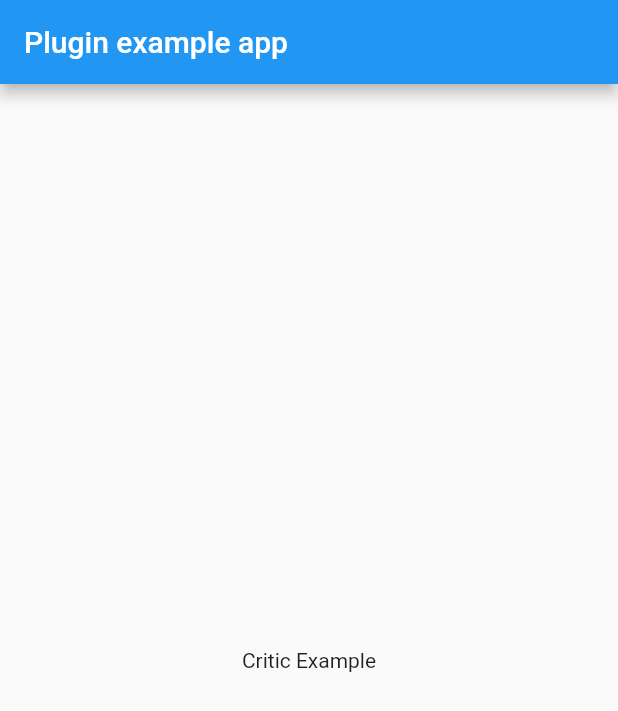
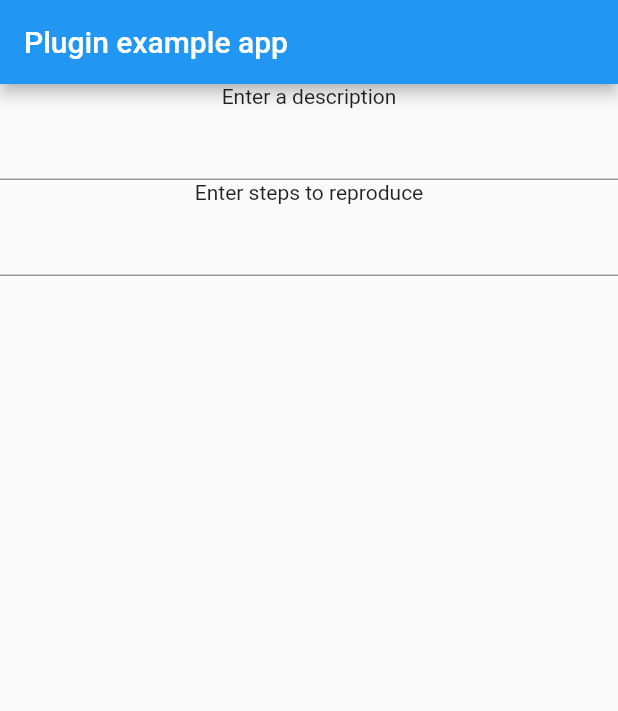
Before and after one commit to twinsunllc/critic_flutter, a Flutter app: the screen it shows after launch, on a phone screen of 412 x 824 dp. Shown: the top 711 px of the screen. Run offline on Flutter 3.47's test engine with Material 2 defaults, Android fonts, the phone set to English and light mode, and no system bars; our stand-ins replace device_info, package_info.

Commit message:
updating example

```diff
--- a/example/lib/main.dart
+++ b/example/lib/main.dart
@@ -2,6 +2,7 @@ import 'package:flutter/material.dart';
 import 'dart:async';
 
 import 'package:inventiv_critic_flutter/critic.dart';
+import 'package:inventiv_critic_flutter/modal/bug_report.dart';
 
 void main() => runApp(MyApp());
 
@@ -11,6 +12,54 @@ class MyApp extends StatefulWidget {
 }
 
 class _MyAppState extends State<MyApp> {
+  TextEditingController _descriptionController = new TextEditingController(),
+      _reproduceController = new TextEditingController();
+
+  @override
+  void initState() {
+    Critic().initialize('gJ44GxttrahyVBFs4k3jb8T1');
+    super.initState();
+  }
+
+  void _submitReport() {
+    BugReport report = BugReport.create(
+        description: _descriptionController.text,
+        stepsToReproduce: _reproduceController.text);
+    Critic().submitReport(report).then((BugReport successfulReport) {
+      _showPopupSuccess(successfulReport.description, successfulReport.stepsToReproduce);
+    }).catchError(
+      (Object error){
+        print(error.toString());
+      }
+    );
+  }
+
+  void _showPopupSuccess(String desc, String steps) {
+    showDialog<void>(
+        context: context,
+        barrierDismissible: false, // user must tap button!
+        builder: (BuildContext context) {
+          return AlertDialog(
+            title: Text('Success!'),
+            content: SingleChildScrollView(
+              child: ListBody(
+                children: <Widget>[
+                  Text(desc),
+                  Text(steps),
+                ],
+              ),
+            ),
+            actions: <Widget>[
+              FlatButton(
+                child: Text('Cool'),
+                onPressed: () {
+                  Navigator.of(context).pop();
+                },
+              ),
+            ],
+          );
+        });
+  }
 
   @override
   Widget build(BuildContext context) {
@@ -19,8 +68,20 @@ class _MyAppState extends State<MyApp> {
         appBar: AppBar(
           title: const Text('Plugin example app'),
         ),
-        body: Center(
-          child: Text('Critic Example'),
+        body: Column(
+          children: <Widget>[
+            Text('Enter a description'),
+            TextField(
+              controller: _descriptionController,
+            ),
+            Text('Enter steps to reproduce'),
+            TextField(
+              controller: _reproduceController,
+            ),
+            MaterialButton(
+              onPressed: _submitReport,
+            ),
+          ],
         ),
       ),
     );
--- a/lib/api.dart
+++ b/lib/api.dart
@@ -10,9 +10,9 @@ import 'package:inventiv_critic_flutter/modal/report_request_modal.dart';
 final String _apiUrl = ' https://critic.inventiv.io/api/v2';
 
 class Api {
-  static Future<PingResponse> ping(PingRequest report) async {
+  static Future<AppInstall> ping(PingRequest report) async {
     return await http.post('$_apiUrl/ping', body: json.encode(report), headers: { HttpHeaders.contentTypeHeader: 'application/json' })
-      .then((response) => PingResponse.fromJson(json.decode(response.body)));
+      .then((response) => AppInstall.fromJson(json.decode(response.body)));
   }
 
   static Future<BugReport> submitReport(BugReportRequest report) async {
--- a/lib/critic.dart
+++ b/lib/critic.dart
@@ -46,7 +46,7 @@ class Critic {
 
     App appData = await _createAppData();
     Device deviceData = await _createDeviceData();
-    PingResponse response = await Api.ping(PingRequest(apiToken: _apiToken, app: appData, device: deviceData)).catchError(
+    AppInstall response = await Api.ping(PingRequest(apiToken: _apiToken, app: appData, device: deviceData)).catchError(
       (Object error){
         print('Ping to critic failed: ' + error.toString());
         return false;
@@ -60,6 +60,7 @@ class Critic {
     assert(_apiToken != null, 'The API Token must be initialized using the initialize(String) call.');
     assert(_appId != null, 'The App ID must be initialized. Make sure to call initialize(String). If you have done this, please check the logs to see why it failed.');
     BugReportRequest requestData = BugReportRequest(
+      appInstall: AppInstall(id: _appId),
       apiToken: _apiToken,
       report: report,
     );
--- a/lib/modal/ping_response.dart
+++ b/lib/modal/ping_response.dart
@@ -1,11 +1,11 @@
-class PingResponse{
+class AppInstall{
   int id;
 
-  PingResponse({this.id});
+  AppInstall({this.id});
 
-  factory PingResponse.fromJson(Map<String,dynamic> jsonBody){
+  factory AppInstall.fromJson(Map<String,dynamic> jsonBody){
     Map<String,dynamic> json = jsonBody['app_install'];
-    return PingResponse(
+    return AppInstall(
       id: json['id'],
     );
   }
--- a/lib/modal/report_request_modal.dart
+++ b/lib/modal/report_request_modal.dart
@@ -1,14 +1,17 @@
 import 'package:inventiv_critic_flutter/modal/bug_report.dart';
+import 'package:inventiv_critic_flutter/modal/ping_response.dart';
 import 'package:meta/meta.dart';
 
 class BugReportRequest{
   String apiToken;
   BugReport report;
+  AppInstall appInstall;
 
-  BugReportRequest({@required this.apiToken, @required this.report});
+  BugReportRequest({@required this.appInstall, @required this.apiToken, @required this.report});
 
   Map<String, dynamic> toJson() => <String, dynamic>{
     'api_token': apiToken,
     'bug_report': report,
+    'app_install': appInstall,
   };
 }
```
